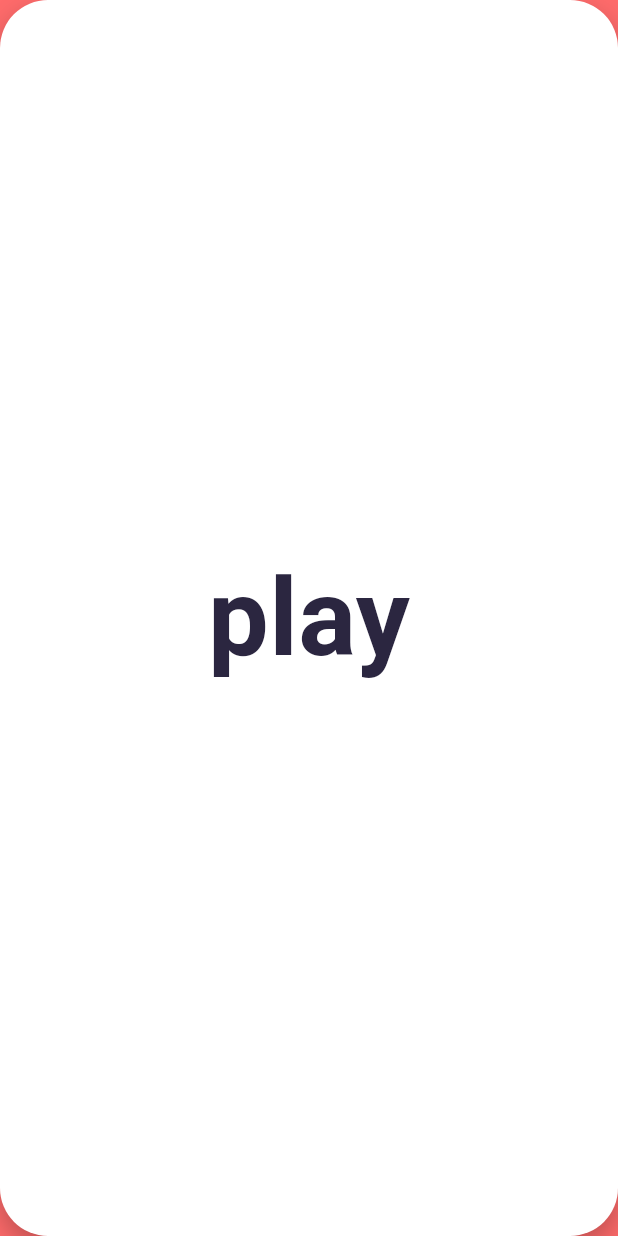
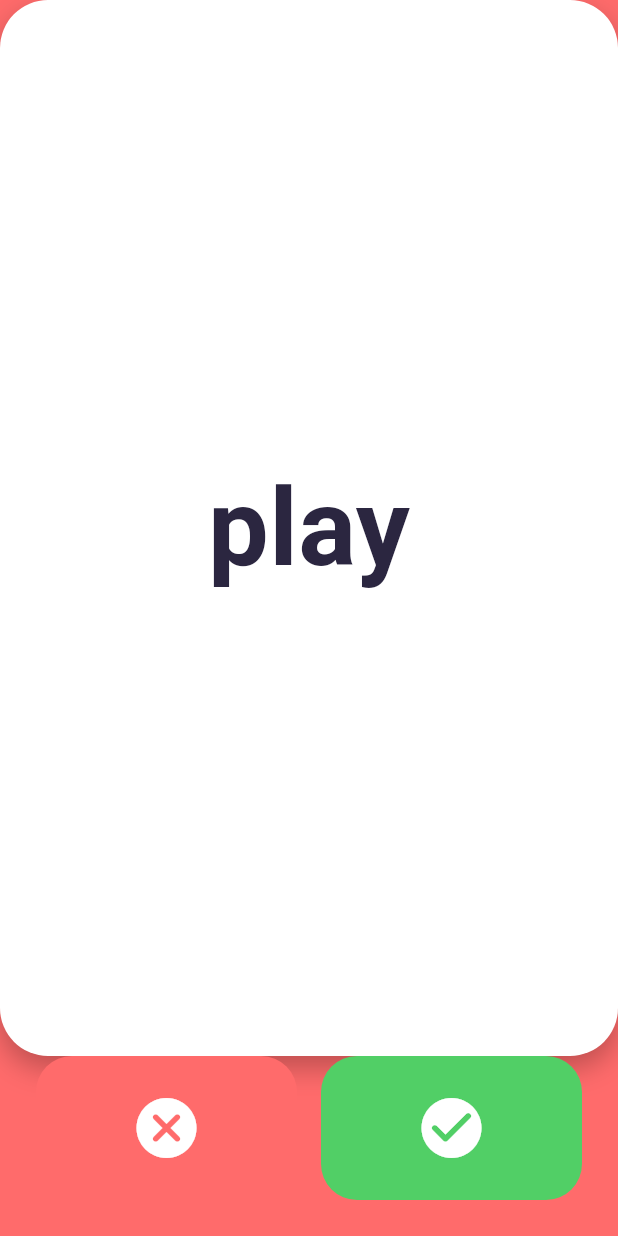
Before and after one commit to jenniferjtk/VibeMastery-FlashDash, a Flutter app: the screen it shows after launch, after a tap on "Pre-Primer", on a phone screen of 412 x 824 dp. Run offline on Flutter 3.47's test engine with Material 3 defaults, Android fonts, the phone set to English and light mode, and no system bars; our stand-ins replace shared_preferences.

Commit message:
add a green check red circle AnswerButton pair plus horizontal swipe support both wired to FlashDashRound markKnown and markPracticeAgain ,fixed a test  bug not an app bug

```diff
--- a/lib/screens/flash_dash_screen.dart
+++ b/lib/screens/flash_dash_screen.dart
@@ -2,13 +2,16 @@ import 'package:flutter/material.dart';
 
 import '../data/dolch_words.dart';
 import '../game/flash_dash_round.dart';
+import '../widgets/answer_button.dart';
 import '../widgets/level_card.dart';
 import '../widgets/word_card.dart';
 
 /// Flash Dash gameplay screen.
 ///
-/// Shows the current word from a [FlashDashRound] on a neutral card.
-/// Tap zones/swipe and the round timer are wired up in follow-up commits.
+/// Shows the current word from a [FlashDashRound] on a neutral card, with
+/// a green check zone (know it) and red circle zone (practice again) plus
+/// matching swipe gestures. The round timer and completion navigation are
+/// wired up in follow-up commits.
 class FlashDashScreen extends StatefulWidget {
   final DolchLevel level;
 
@@ -19,12 +22,42 @@ class FlashDashScreen extends StatefulWidget {
 }
 
 class _FlashDashScreenState extends State<FlashDashScreen> {
+  static const _transitionDuration = Duration(milliseconds: 220);
+  static const _swipeVelocityThreshold = 300.0;
+
   late final FlashDashRound _round;
+
+  /// True while a card transition is in flight. Every input handler bails
+  /// out early while this is true, so rapid/repeated taps can never queue
+  /// up more than one answer at a time.
+  bool _isTransitioning = false;
 
   @override
   void initState() {
     super.initState();
     _round = FlashDashRound(level: widget.level.label, words: widget.level.words);
+  }
+
+  void _handleAnswer({required bool known}) {
+    if (_isTransitioning || _round.isComplete) return;
+    setState(() {
+      _isTransitioning = true;
+      if (known) {
+        _round.markKnown();
+      } else {
+        _round.markPracticeAgain();
+      }
+    });
+    Future.delayed(_transitionDuration, () {
+      if (!mounted) return;
+      setState(() => _isTransitioning = false);
+    });
+  }
+
+  void _handleSwipe(DragEndDetails details) {
+    final velocity = details.primaryVelocity ?? 0;
+    if (velocity.abs() < _swipeVelocityThreshold) return;
+    _handleAnswer(known: velocity > 0);
   }
 
   @override
@@ -35,10 +68,47 @@ class _FlashDashScreenState extends State<FlashDashScreen> {
     return Scaffold(
       backgroundColor: visual.color,
       body: SafeArea(
-        child: Center(
-          child: word == null
-              ? Icon(visual.icon, size: 120, color: Colors.white)
-              : WordCard(word: word),
+        child: Column(
+          children: [
+            Expanded(
+              child: GestureDetector(
+                onHorizontalDragEnd: _isTransitioning ? null : _handleSwipe,
+                child: Center(
+                  child: AnimatedSwitcher(
+                    duration: _transitionDuration,
+                    child: word == null
+                        ? Icon(visual.icon, size: 120, color: Colors.white, key: const ValueKey('done'))
+                        : WordCard(key: ValueKey(word), word: word),
+                  ),
+                ),
+              ),
+            ),
+            if (word != null)
+              Padding(
+                padding: const EdgeInsets.fromLTRB(24, 0, 24, 24),
+                child: Row(
+                  children: [
+                    Expanded(
+                      child: AnswerButton(
+                        color: const Color(0xFFFF6B6B),
+                        icon: Icons.cancel_rounded,
+                        enabled: !_isTransitioning,
+                        onTap: () => _handleAnswer(known: false),
+                      ),
+                    ),
+                    const SizedBox(width: 16),
+                    Expanded(
+                      child: AnswerButton(
+                        color: const Color(0xFF51CF66),
+                        icon: Icons.check_circle_rounded,
+                        enabled: !_isTransitioning,
+                        onTap: () => _handleAnswer(known: true),
+                      ),
+                    ),
+                  ],
+                ),
+              ),
+          ],
         ),
       ),
     );
--- /dev/null
+++ b/lib/widgets/answer_button.dart
@@ -0,0 +1,42 @@
+import 'package:flutter/material.dart';
+
+/// A big color+icon tap zone for one Flash Dash answer ("know it" /
+/// "practice again"). Dims when [enabled] is false so a disabled state
+/// during a card transition is visible without any text.
+class AnswerButton extends StatelessWidget {
+  final Color color;
+  final IconData icon;
+  final bool enabled;
+  final VoidCallback onTap;
+
+  const AnswerButton({
+    super.key,
+    required this.color,
+    required this.icon,
+    required this.enabled,
+    required this.onTap,
+  });
+
+  @override
+  Widget build(BuildContext context) {
+    return AnimatedOpacity(
+      opacity: enabled ? 1.0 : 0.5,
+      duration: const Duration(milliseconds: 150),
+      child: Material(
+        color: color,
+        borderRadius: BorderRadius.circular(24),
+        child: InkWell(
+          borderRadius: BorderRadius.circular(24),
+          onTap: enabled ? onTap : null,
+          child: ConstrainedBox(
+            constraints: const BoxConstraints(minWidth: 64, minHeight: 96),
+            child: Padding(
+              padding: const EdgeInsets.symmetric(vertical: 20),
+              child: Icon(icon, size: 48, color: Colors.white),
+            ),
+          ),
+        ),
+      ),
+    );
+  }
+}
```
Also changed, not shown: 1 other file.
